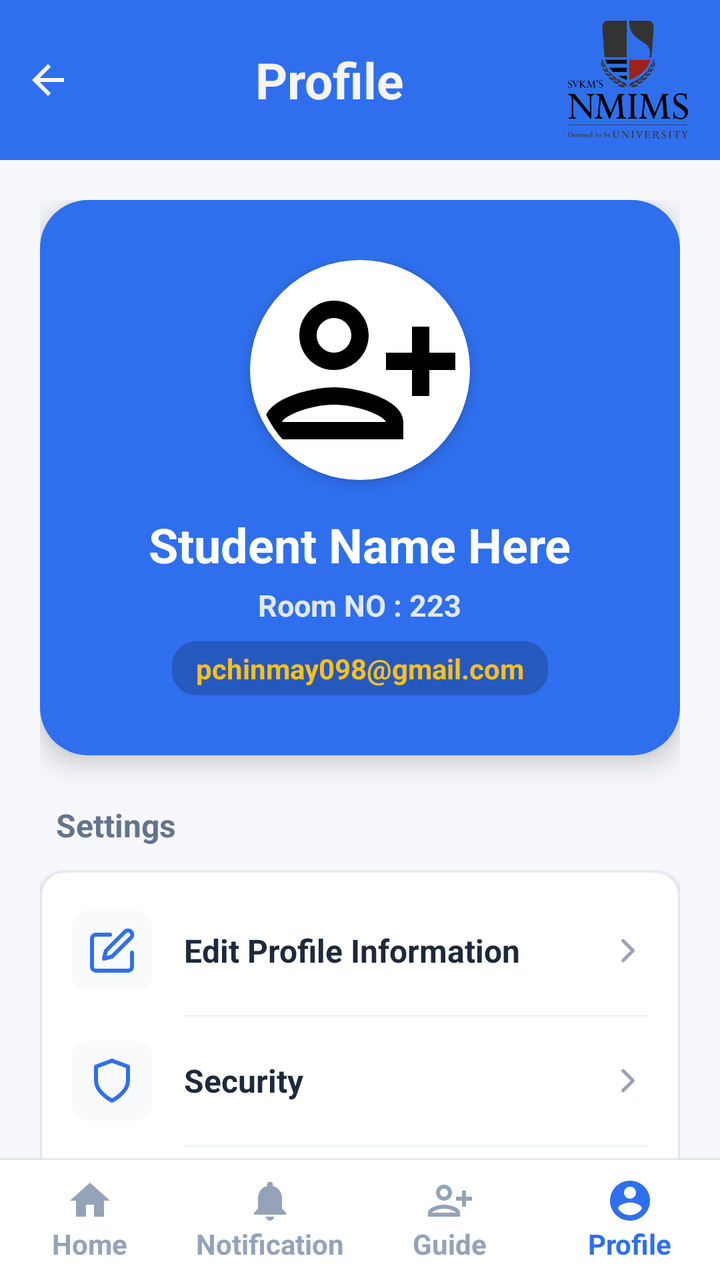
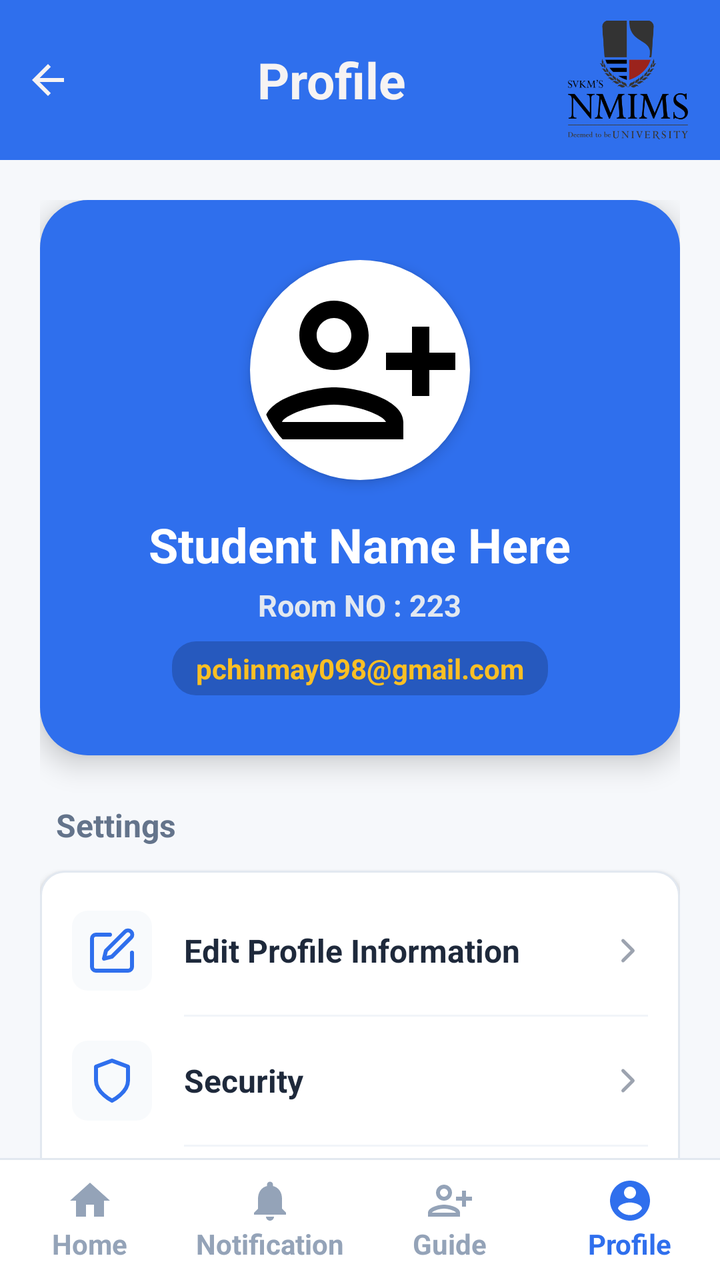

Compare the two renders of this Android layout. The source of the first and the diff that turns it into the second are given below.
<!-- AndroidManifest.xml: application theme Theme.HostelComplaintApp -->
<!-- res/layout/activity_student_profile_pg.xml -->
<?xml version="1.0" encoding="utf-8"?>
<LinearLayout xmlns:android="http://schemas.android.com/apk/res/android"
    xmlns:app="http://schemas.android.com/apk/res-auto"
    android:id="@+id/main"
    android:orientation="vertical"
    android:layout_width="match_parent"
    android:layout_height="match_parent">

    
    <androidx.appcompat.widget.Toolbar
        android:id="@+id/toolbar"
        android:layout_width="match_parent"
        android:layout_height="80dp"
        android:background="@drawable/toolbar_bg"
        app:contentInsetStart="0dp"
        app:contentInsetStartWithNavigation="0dp"
        app:contentInsetEnd="0dp">

        <LinearLayout
            android:layout_width="match_parent"
            android:layout_height="match_parent"
            android:orientation="horizontal"
            android:gravity="center_vertical"
            android:paddingStart="12dp"
            android:paddingEnd="16dp">

            <ImageView
                android:id="@+id/btnBack"
                android:layout_width="24dp"
                android:layout_height="24dp"
                android:src="@drawable/baseline_arrow_back_24"
                app:tint="@color/white"
                android:layout_marginEnd="10dp" />

            <LinearLayout
                android:layout_width="0dp"
                android:layout_height="wrap_content"
                android:layout_weight="1"
                android:orientation="vertical"
                android:gravity="center">

                <TextView
                    android:id="@+id/tv1WardenName"
                    android:layout_width="wrap_content"
                    android:layout_height="wrap_content"
                    android:text="Profile"
                    android:textColor="@color/white"
                    android:textSize="25dp"
                    android:textStyle="bold"/>


            </LinearLayout>

            
            <ImageView
                android:layout_width="60dp"
                android:layout_height="60dp"
                android:id="@+id/imgnmlogo"
                android:src="@drawable/nmm"/>
        </LinearLayout>

    </androidx.appcompat.widget.Toolbar>


    
    <LinearLayout
        android:layout_width="match_parent"
        android:layout_height="0dp"
        android:layout_weight="1"
        android:orientation="vertical"
        android:background="#F6F8FB">

        <ScrollView
            android:layout_width="match_parent"
            android:layout_height="match_parent"
            android:overScrollMode="never"
            android:scrollbars="none">

            <LinearLayout
                android:orientation="vertical"
                android:layout_width="match_parent"
                android:layout_height="wrap_content"
                android:padding="20dp">

                
                <LinearLayout
                    android:layout_width="match_parent"
                    android:layout_height="wrap_content"
                    android:orientation="vertical"
                    android:background="@drawable/profile_hero_bg"
                    android:paddingTop="30dp"
                    android:paddingBottom="30dp"
                    android:elevation="8dp"
                    android:gravity="center">

                    <FrameLayout
                        android:layout_width="110dp"
                        android:layout_height="110dp"
                        android:background="@drawable/profile_avatar_ring"
                        android:elevation="4dp">

                        <androidx.cardview.widget.CardView
                            android:layout_width="104dp"
                            android:layout_height="104dp"
                            android:layout_gravity="center"
                            app:cardCornerRadius="52dp"
                            app:cardElevation="0dp"
                            app:cardBackgroundColor="@android:color/transparent">

                            <ImageView
                                android:id="@+id/profileImage"
                                android:layout_width="match_parent"
                                android:layout_height="match_parent"
                                android:src="@drawable/baseline_person_add_alt_24"
                                android:scaleType="centerCrop"/>
                        </androidx.cardview.widget.CardView>
                    </FrameLayout>

                    <TextView
                        android:id="@+id/tvName1"
                        android:text="Student Name Here"
                        android:textColor="#FFFFFF"
                        android:textSize="24sp"
                        android:textStyle="bold"
                        android:layout_marginTop="16dp"
                        android:layout_width="wrap_content"
                        android:layout_height="wrap_content"/>

                    <TextView
                        android:id="@+id/tvRoomno"
                        android:text="Room NO : 223"
                        android:textColor="#E2E8F0"
                        android:textSize="15sp"
                        android:textStyle="bold"
                        android:layout_marginTop="4dp"
                        android:layout_width="wrap_content"
                        android:layout_height="wrap_content"/>

                    <TextView
                        android:id="@+id/tvEmail"
                        android:text="pchinmay098@gmail.com"
                        android:textColor="#FBBF24"
                        android:textSize="14sp"
                        android:textStyle="bold"
                        android:background="@drawable/status_bg"
                        android:backgroundTint="#33000000"
                        android:paddingHorizontal="12dp"
                        android:paddingVertical="4dp"
                        android:layout_marginTop="8dp"
                        android:layout_width="wrap_content"
                        android:layout_height="wrap_content"/>
                </LinearLayout>

                <TextView
                    android:layout_width="wrap_content"
                    android:layout_height="wrap_content"
                    android:text="Settings"
                    android:textStyle="bold"
                    android:textColor="#64748B"
                    android:textSize="16sp"
                    android:layout_marginTop="24dp"
                    android:layout_marginBottom="12dp"
                    android:layout_marginStart="8dp"/>

                
                <LinearLayout
                    android:layout_width="match_parent"
                    android:layout_height="wrap_content"
                    android:orientation="vertical"
                    android:background="@drawable/menu_card_bg"
                    android:elevation="2dp"
                    android:paddingVertical="8dp">

                    
                    <LinearLayout
                        android:id="@+id/EditProfileinformation"
                        android:layout_width="match_parent"
                        android:layout_height="wrap_content"
                        android:orientation="horizontal"
                        android:gravity="center_vertical"
                        android:clickable="true"
                        android:focusable="true"
                        android:background="?attr/selectableItemBackground"
                        android:paddingHorizontal="16dp"
                        android:paddingVertical="12dp">

                        <ImageView
                            android:layout_width="40dp"
                            android:layout_height="40dp"
                            android:src="@drawable/ic_edit_profile"
                            app:tint="#2F6FED"
                            android:background="@drawable/menu_icon_bg"
                            android:padding="8dp"/>

                        <TextView
                            android:layout_width="0dp"
                            android:layout_weight="1"
                            android:layout_height="wrap_content"
                            android:text="Edit Profile Information"
                            android:textSize="16sp"
                            android:textColor="#1E293B"
                            android:textStyle="bold"
                            android:layout_marginStart="16dp"/>

                        <ImageView
                            android:layout_width="20dp"
                            android:layout_height="20dp"
                            android:src="@drawable/ic_chevron_right"/>
                    </LinearLayout>

                    <View
                        android:layout_width="match_parent"
                        android:layout_height="1dp"
                        android:background="#F1F5F9"
                        android:layout_marginStart="72dp"
                        android:layout_marginEnd="16dp"/>

                    
                    <LinearLayout
                        android:id="@+id/security"
                        android:layout_width="match_parent"
                        android:layout_height="wrap_content"
                        android:orientation="horizontal"
                        android:gravity="center_vertical"
                        android:clickable="true"
                        android:focusable="true"
                        android:background="?attr/selectableItemBackground"
                        android:paddingHorizontal="16dp"
                        android:paddingVertical="12dp">

                        <ImageView
                            android:layout_width="40dp"
                            android:layout_height="40dp"
                            android:src="@drawable/ic_security_shield"
                            app:tint="#2F6FED"
                            android:background="@drawable/menu_icon_bg"
                            android:padding="8dp"/>

                        <TextView
                            android:layout_width="0dp"
                            android:layout_weight="1"
                            android:layout_height="wrap_content"
                            android:text="Security"
                            android:textSize="16sp"
                            android:textColor="#1E293B"
                            android:textStyle="bold"
                            android:layout_marginStart="16dp"/>

                        <ImageView
                            android:layout_width="20dp"
                            android:layout_height="20dp"
                            android:src="@drawable/ic_chevron_right"/>
                    </LinearLayout>

                    <View
                        android:layout_width="match_parent"
                        android:layout_height="1dp"
                        android:background="#F1F5F9"
                        android:layout_marginStart="72dp"
                        android:layout_marginEnd="16dp"/>

                    
                    <LinearLayout
                        android:layout_width="match_parent"
                        android:layout_height="wrap_content"
                        android:orientation="horizontal"
                        android:gravity="center_vertical"
                        android:paddingHorizontal="16dp"
                        android:paddingVertical="12dp">

                        <ImageView
                            android:layout_width="40dp"
                            android:layout_height="40dp"
                            android:src="@drawable/ic_theme_mode"
                            app:tint="#2F6FED"
                            android:background="@drawable/menu_icon_bg"
                            android:padding="8dp"/>

                        <TextView
                            android:id="@+id/theme"
                            android:layout_width="0dp"
                            android:layout_weight="1"
                            android:layout_height="wrap_content"
                            android:text="Dark Mode"
                            android:textSize="16sp"
                            android:textColor="#1E293B"
                            android:textStyle="bold"
                            android:layout_marginStart="16dp"/>

                        <Switch
                            android:id="@+id/switchTheme"
                            android:layout_width="wrap_content"
                            android:layout_height="wrap_content"
                            android:thumbTint="#2F6FED"
                            android:trackTint="#CBD5E1"/>
                    </LinearLayout>

                    <View
                        android:layout_width="match_parent"
                        android:layout_height="1dp"
                        android:background="#F1F5F9"
                        android:layout_marginStart="72dp"
                        android:layout_marginEnd="16dp"/>

                    
                    <LinearLayout
                        android:id="@+id/contactus"
                        android:layout_width="match_parent"
                        android:layout_height="wrap_content"
                        android:orientation="horizontal"
                        android:gravity="center_vertical"
                        android:clickable="true"
                        android:focusable="true"
                        android:background="?attr/selectableItemBackground"
                        android:paddingHorizontal="16dp"
                        android:paddingVertical="12dp">

                        <ImageView
                            android:layout_width="40dp"
                            android:layout_height="40dp"
                            android:src="@drawable/ic_help_support"
                            app:tint="#2F6FED"
                            android:background="@drawable/menu_icon_bg"
                            android:padding="8dp"/>

                        <TextView
                            android:layout_width="0dp"
                            android:layout_weight="1"
                            android:layout_height="wrap_content"
                            android:text="Help &amp; Support"
                            android:textSize="16sp"
                            android:textColor="#1E293B"
                            android:textStyle="bold"
                            android:layout_marginStart="16dp"/>

                        <ImageView
                            android:layout_width="20dp"
                            android:layout_height="20dp"
                            android:src="@drawable/ic_chevron_right"/>
                    </LinearLayout>

                </LinearLayout>

                
                <Button
                    android:id="@+id/btnLogout"
                    android:layout_width="match_parent"
                    android:layout_height="wrap_content"
                    android:text="Logout"
                    android:backgroundTint="#EF4444"
                    android:textColor="@color/white"
                    android:textStyle="bold"
                    android:padding="14dp"
                    app:cornerRadius="12dp"
                    android:layout_marginTop="24dp"
                    android:layout_marginBottom="12dp" />

            </LinearLayout>
        </ScrollView>
    </LinearLayout>


    
    <View
        android:layout_width="match_parent"
        android:layout_height="1dp"
        android:background="#E2E8F0"/>

    <LinearLayout
        android:layout_width="match_parent"
        android:layout_height="60dp"
        android:orientation="horizontal"
        android:background="#FFFFFF"
        android:weightSum="4">

        <LinearLayout
            android:layout_weight="1"
            android:gravity="center"
            android:orientation="vertical"
            android:layout_width="0dp"
            android:layout_height="match_parent">

            <ImageView
                android:id="@+id/gotohomepg"
                android:layout_width="24dp"
                android:layout_height="24dp"
                app:tint="#94A3B8"
                android:src="@drawable/baseline_home_24"/>

            <TextView android:text="Home"
                android:textColor="#94A3B8"
                android:textStyle="bold"
                android:textSize="14sp"
                android:layout_width="wrap_content"
                android:layout_height="wrap_content"/>
        </LinearLayout>

        <LinearLayout
            android:layout_weight="1"
            android:gravity="center"
            android:orientation="vertical"
            android:layout_width="0dp"
            android:layout_height="match_parent">

            <ImageView
                android:id="@+id/btnNotification"
                android:layout_width="24dp"
                android:layout_height="24dp"
                app:tint="#94A3B8"
                android:src="@drawable/baseline_notifications_24"/>

            <TextView android:text="Notification"
                android:textColor="#94A3B8"
                android:textStyle="bold"
                android:textSize="14sp"
                android:layout_width="wrap_content"
                android:layout_height="wrap_content"/>
        </LinearLayout>

        <LinearLayout
            android:layout_weight="1"
            android:gravity="center"
            android:orientation="vertical"
            android:layout_width="0dp"
            android:layout_height="match_parent">

            <ImageView
                android:id="@+id/howtouseapp"
                android:layout_width="24dp"
                android:layout_height="24dp"
                app:tint="#94A3B8"
                android:src="@drawable/baseline_person_add_alt_24"/>

            <TextView android:text="Guide"
                android:textColor="#94A3B8"
                android:textStyle="bold"
                android:textSize="14sp"
                android:layout_width="wrap_content"
                android:layout_height="wrap_content"/>
        </LinearLayout>

        <LinearLayout
            android:layout_weight="1"
            android:gravity="center"
            android:orientation="vertical"
            android:layout_width="0dp"
            android:layout_height="match_parent">

            <ImageView
                android:id="@+id/imgprof"
                android:layout_width="24dp"
                android:layout_height="24dp"
                app:tint="#2F6FED"
                android:src="@drawable/baseline_account_circle_24"/>

            <TextView android:text="Profile"
                android:textColor="#2F6FED"
                android:textStyle="bold"
                android:textSize="14sp"
                android:layout_width="wrap_content"
                android:layout_height="wrap_content"/>
        </LinearLayout>

    </LinearLayout>


</LinearLayout>
<!-- resources referenced by this layout -->
<resources>
  <color name="white">#F6F3F3</color>
  <!-- drawable baseline_arrow_back_24 (drawable) -->
  <vector xmlns:android="http://schemas.android.com/apk/res/android" android:autoMirrored="true" android:height="24dp" android:tint="#000000" android:viewportHeight="24" android:viewportWidth="24" android:width="24dp">
        
      <path android:fillColor="@android:color/white" android:pathData="M20,11H7.83l5.59,-5.59L12,4l-8,8 8,8 1.41,-1.41L7.83,13H20v-2z"/>
      
  </vector>
  <!-- drawable baseline_home_24 (drawable) -->
  <vector xmlns:android="http://schemas.android.com/apk/res/android" android:height="24dp" android:tint="#000000" android:viewportHeight="24" android:viewportWidth="24" android:width="24dp">
        
      <path android:fillColor="@android:color/white" android:pathData="M10,20v-6h4v6h5v-8h3L12,3 2,12h3v8z"/>
      
  </vector>
  <!-- drawable baseline_notifications_24 (drawable) -->
  <vector xmlns:android="http://schemas.android.com/apk/res/android" android:height="24dp" android:tint="#000000" android:viewportHeight="24" android:viewportWidth="24" android:width="24dp">
        
      <path android:fillColor="@android:color/white" android:pathData="M12,22c1.1,0 2,-0.9 2,-2h-4c0,1.1 0.89,2 2,2zM18,16v-5c0,-3.07 -1.64,-5.64 -4.5,-6.32L13.5,4c0,-0.83 -0.67,-1.5 -1.5,-1.5s-1.5,0.67 -1.5,1.5v0.68C7.63,5.36 6,7.92 6,11v5l-2,2v1h16v-1l-2,-2z"/>
      
  </vector>
  <!-- drawable ic_chevron_right (drawable) -->
  <vector xmlns:android="http://schemas.android.com/apk/res/android"
      android:width="24dp"
      android:height="24dp"
      android:viewportWidth="24"
      android:viewportHeight="24">
      <path
          android:fillColor="@android:color/transparent"
          android:pathData="M9,18l6,-6 -6,-6"
          android:strokeColor="#9CA3AF"
          android:strokeWidth="2"
          android:strokeLineCap="round"
          android:strokeLineJoin="round"/>
  </vector>
  <!-- drawable menu_card_bg (drawable) -->
  <?xml version="1.0" encoding="utf-8"?>
  <shape xmlns:android="http://schemas.android.com/apk/res/android">
      <solid android:color="#FFFFFF"/>
      <corners android:radius="12dp"/>
      <stroke android:width="1dp" android:color="#E2E8F0"/>
  </shape>
  <!-- drawable menu_icon_bg (drawable) -->
  <?xml version="1.0" encoding="utf-8"?>
  <shape xmlns:android="http://schemas.android.com/apk/res/android">
      <solid android:color="#F8FAFC"/>
      <corners android:radius="8dp"/>
  </shape>
  <!-- drawable profile_avatar_ring (drawable) -->
  <?xml version="1.0" encoding="utf-8"?>
  <shape xmlns:android="http://schemas.android.com/apk/res/android">
      <solid android:color="#FFFFFF"/>
      <corners android:radius="55dp"/>
      <stroke android:width="2dp" android:color="#FFFFFF"/>
  </shape>
  <!-- drawable profile_hero_bg (drawable) -->
  <?xml version="1.0" encoding="utf-8"?>
  <shape xmlns:android="http://schemas.android.com/apk/res/android">
      <solid android:color="#2F6FED"/>
      <corners android:radius="24dp"/>
  </shape>
  <!-- drawable status_bg (drawable) -->
  <?xml version="1.0" encoding="utf-8"?>
  <shape xmlns:android="http://schemas.android.com/apk/res/android">
  
      
      <solid android:color="#FFA000"/>  
  
      
      <corners android:radius="12dp"/>
  
      
      <padding
          android:left="10dp"
          android:right="10dp"
          android:top="5dp"
          android:bottom="5dp"/>
  </shape>
  <!-- drawable toolbar_bg (drawable) -->
  <?xml version="1.0" encoding="utf-8"?>
  <shape xmlns:android="http://schemas.android.com/apk/res/android">
      <solid android:color="#2F6FED"/>
  </shape>
  <style name="Theme.HostelComplaintApp" parent="Base.Theme.HostelComplaintApp" />
  <style name="Base.Theme.HostelComplaintApp" parent="Theme.Material3.DayNight.NoActionBar">
          
          
      </style>
  <!-- unchanged entries left out for length: 7 -->
</resources>

<!-- the commit's change to res/layout/activity_student_profile_pg.xml (unified diff, before → after) -->
@@ -30,7 +30,7 @@
                 android:layout_height="24dp"
                 android:src="@drawable/baseline_arrow_back_24"
                 app:tint="@color/white"
-                android:layout_marginEnd="10dp" />
+                android:layout_marginEnd="12dp" />
 
             <LinearLayout
                 android:layout_width="0dp"
